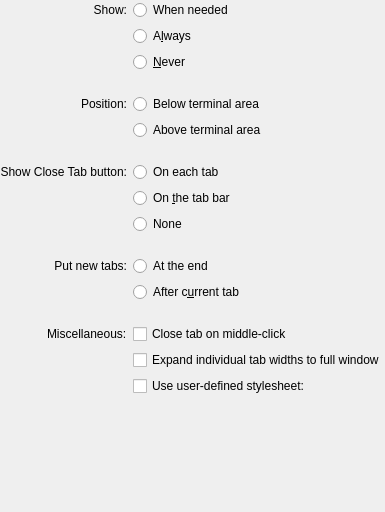
The window that src/settings/TabBarSettings.ui (KDE/konsole) describes before a commit, drawn with Qt 5.
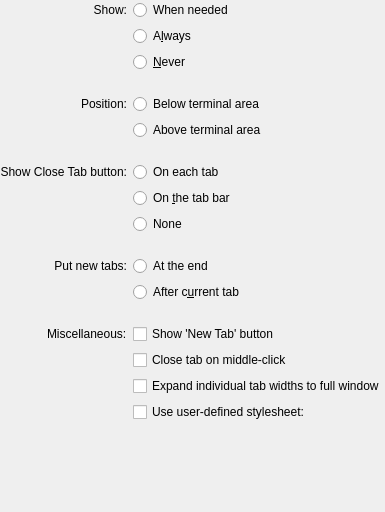
The same window after the commit. Custom widgets are drawn as their Qt base class.

Commit message:
Restore "Show 'new tab' button" option in Konsole Settings
This was inadvertedly removed in 19.08; re-add it even though it might
add a new string.

FIXED-IN: 19.08.1

GUI:

https://invent.kde.org/kde/konsole/merge_requests/24

```diff
--- a/src/settings/TabBarSettings.ui
+++ b/src/settings/TabBarSettings.ui
@@ -41,7 +41,7 @@
        </attribute>
       </widget>
      </item>
-     <item row="16" column="1" colspan="2">
+     <item row="17" column="1" colspan="2">
       <widget class="QCheckBox" name="kcfg_TabBarUseUserStyleSheet">
        <property name="text">
         <string>Use user-defined stylesheet:</string>
@@ -59,13 +59,20 @@
       </widget>
      </item>
      <item row="14" column="1" colspan="2">
+      <widget class="QCheckBox" name="kcfg_NewTabButton">
+       <property name="text">
+        <string>Show 'New Tab' button</string>
+       </property>
+      </widget>
+     </item>
+     <item row="15" column="1" colspan="2">
       <widget class="QCheckBox" name="kcfg_CloseTabOnMiddleMouseButton">
        <property name="text">
         <string>Close tab on middle-click</string>
        </property>
       </widget>
      </item>
-     <item row="17" column="1">
+     <item row="18" column="1">
       <spacer name="horizontalSpacer">
        <property name="orientation">
         <enum>Qt::Horizontal</enum>
@@ -101,7 +108,7 @@
        </property>
       </widget>
      </item>
-     <item row="17" column="2">
+     <item row="18" column="2">
       <widget class="KUrlRequester" name="kcfg_TabBarUserStyleSheetFile">
        <property name="enabled">
         <bool>false</bool>
@@ -243,7 +250,7 @@
        </attribute>
       </widget>
      </item>
-     <item row="15" column="1" colspan="2">
+     <item row="16" column="1" colspan="2">
       <widget class="QCheckBox" name="kcfg_ExpandTabWidth">
        <property name="text">
         <string>Expand individual tab widths to full window</string>
```
